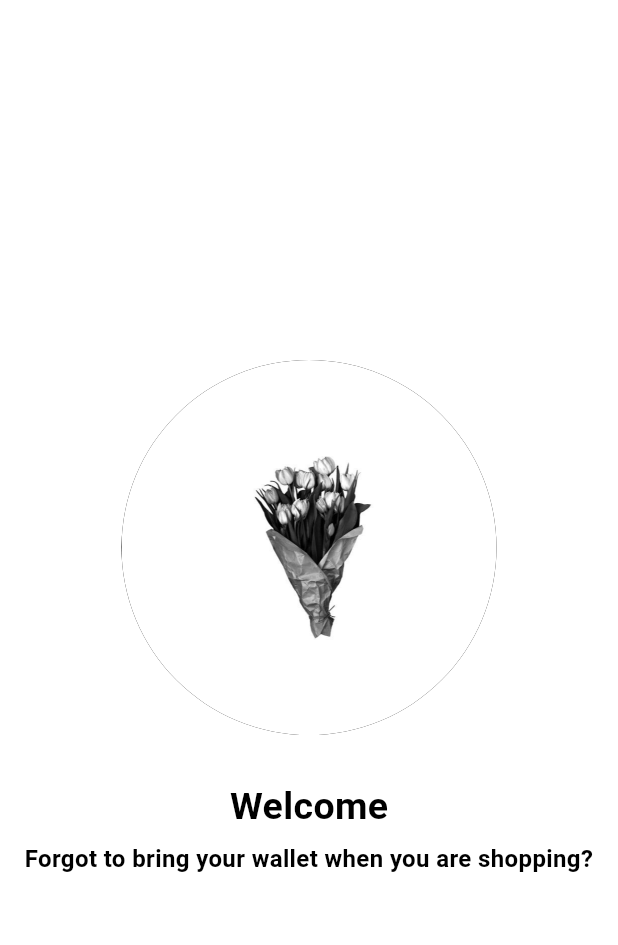
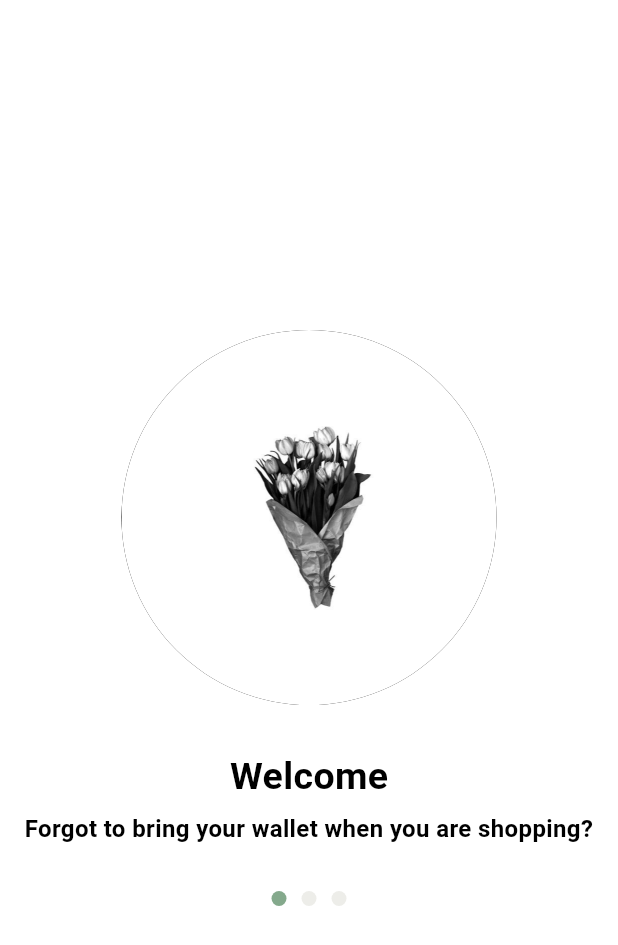
Before and after one commit to annddvaa/KB1179-1123150164-uts, a Flutter app: the screen it shows after launch, on a phone screen of 412 x 824 dp. Shown: the top 945 px of the screen. Run offline on Flutter 3.47's test engine with Material 3 defaults, Android fonts, the phone set to English and light mode, and no system bars.

Commit message:
menambahkan 3 bullet

```diff
--- a/lib/screen/Splashscreen1.dart
+++ b/lib/screen/Splashscreen1.dart
@@ -23,6 +23,7 @@ class Splashscreen1 extends StatelessWidget {
                 ),
               ),
             ),
+            //Text Welcome
             const SizedBox(height: 30),
             const Text(
               'Welcome',
@@ -32,6 +33,7 @@ class Splashscreen1 extends StatelessWidget {
                 color: Colors.black,
               ),
             ),
+            //Subtitle
             const SizedBox(height: 5),
             const Text(
               'Forgot to bring your wallet when you are shopping?',
@@ -42,6 +44,41 @@ class Splashscreen1 extends StatelessWidget {
                 color: Colors.black,
               ),
             ),
+            //Bullet 3 titik
+            const SizedBox(height: 30),
+            Row(
+              mainAxisAlignment: MainAxisAlignment.center,
+              children: [
+                // 1
+                Container(
+                  width: 10,
+                  height: 10,
+                  decoration: const BoxDecoration(
+                    shape: BoxShape.circle,
+                    color: Color(0xFF84A98C), // warna terang
+                  ),
+                ),
+                // 2
+                const SizedBox(width: 10),
+                Container(
+                  width: 10,
+                  height: 10,
+                  decoration: const BoxDecoration(
+                    shape: BoxShape.circle,
+                    color: Color(0xFFedede9), // warna redup
+                  ),
+                ),
+                const SizedBox(width: 10),
+                Container(
+                  width: 10,
+                  height: 10,
+                  decoration: const BoxDecoration(
+                    shape: BoxShape.circle,
+                    color: Color(0xFFedede9), // warna redup
+                  ),
+                ),
+              ],
+            ),
           ],
         ),
       ),
```
